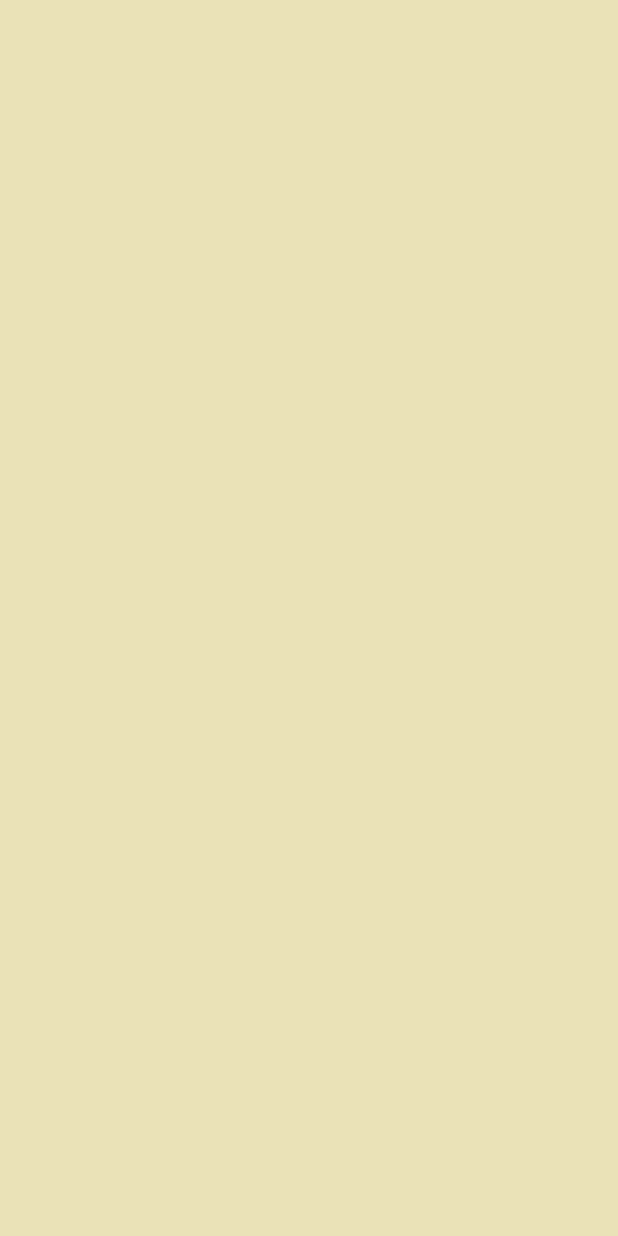
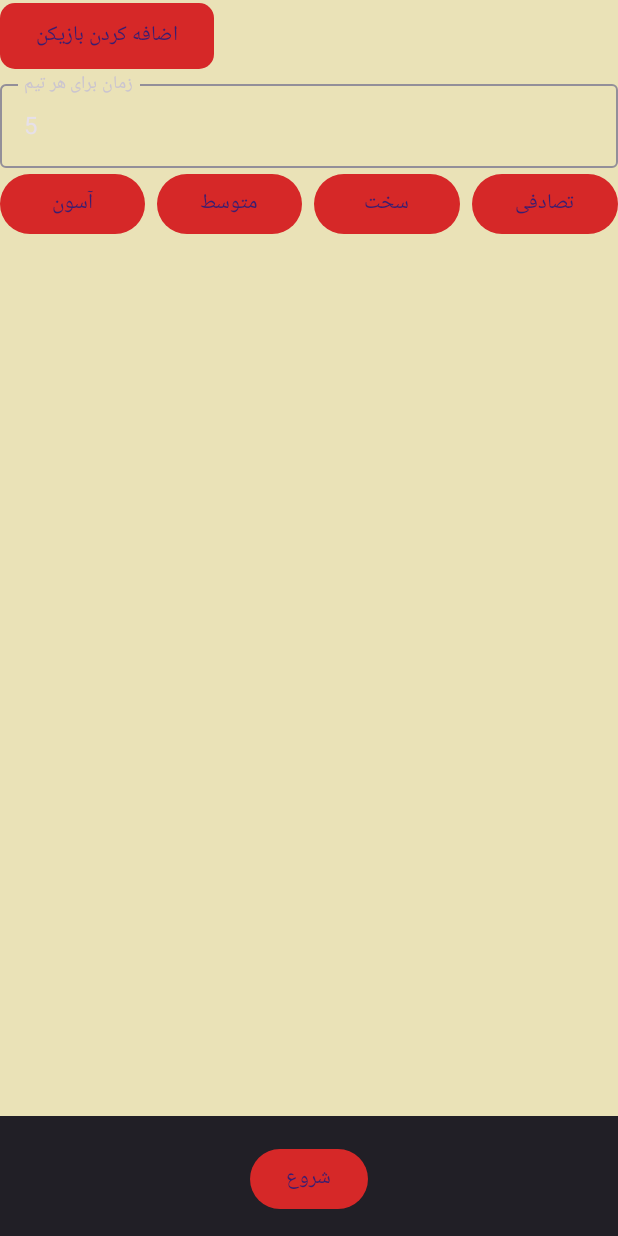
Before and after one commit to sina-ashtari/Dowr_Plus, an Android app built with Jetpack Compose: the InGameSettingsScreen screen opened through its navigation route, on a phone screen of 412 x 824 dp. Before the commit the screen is empty. Run offline under Robolectric (Android 15) with nearby library versions, the phone set to English and light mode, and no system bars.

Commit message:
Added In Game Settings

```diff
--- a/app/src/main/java/xyz/sina/dowr/in_game_settings/presentation/InGameSettings.kt
+++ b/app/src/main/java/xyz/sina/dowr/in_game_settings/presentation/InGameSettings.kt
@@ -1,33 +1,139 @@
 package xyz.sina.dowr.in_game_settings.presentation
 
+import androidx.compose.foundation.background
+import androidx.compose.foundation.layout.Arrangement
 import androidx.compose.foundation.layout.Column
 import androidx.compose.foundation.layout.Row
+import androidx.compose.foundation.layout.Spacer
 import androidx.compose.foundation.layout.fillMaxSize
 import androidx.compose.foundation.layout.fillMaxWidth
 import androidx.compose.foundation.layout.padding
+import androidx.compose.foundation.rememberScrollState
+import androidx.compose.foundation.text.KeyboardOptions
+import androidx.compose.foundation.verticalScroll
+import androidx.compose.material3.BottomAppBar
+import androidx.compose.material3.Button
+import androidx.compose.material3.OutlinedTextField
 import androidx.compose.material3.Scaffold
+import androidx.compose.material3.Text
 import androidx.compose.runtime.Composable
 import androidx.compose.ui.Modifier
+import androidx.compose.ui.graphics.Color
+import androidx.compose.ui.text.TextStyle
+import androidx.compose.ui.text.input.ImeAction
+import androidx.compose.ui.text.input.KeyboardType
+import androidx.compose.ui.text.style.TextDirection
+import androidx.compose.ui.unit.dp
+import androidx.lifecycle.viewmodel.compose.viewModel
 import androidx.navigation.NavController
+import xyz.sina.dowr.core.navigation.InGame
+import xyz.sina.dowr.core.persentation.ButtonUI
 
 @Composable
 fun InGameSettingsScreen(
-    navController: NavController
-){
-    Scaffold() { innerPadding ->
-        Column(modifier = Modifier
-            .fillMaxSize()
-            .padding(innerPadding)) {
+    navController: NavController,
+    inGameSettingViewModel: InGameSettingsViewModel = viewModel()
+) {
+
+    val colors = listOf(Color.Blue, Color.Red, Color.Green)
+
+    Scaffold(
+        bottomBar = {
+            BottomAppBar {
+                Row(
+                    modifier = Modifier.fillMaxWidth(),
+                    horizontalArrangement = Arrangement.Center
+                ) {
+                    Button(onClick = {
+                        navController.navigate(
+                            InGame(
+                                numberOfPlayer = inGameSettingViewModel.textFields.size,
+                                difficulty = inGameSettingViewModel.difficulty
+                            )
+                        )
+                    }) {
+                        Text(text = "شروع")
+                    }
+                }
+            }
+        }
+    ) { innerPadding ->
+        Column(
+            modifier = Modifier
+                .fillMaxSize()
+                .verticalScroll(rememberScrollState())
+                .padding(innerPadding)
+        ) {
             // for players to write their name and check if they want to randomise team or pick their teammates here based on their colors
             Row(modifier = Modifier.fillMaxWidth()) {
+                ButtonUI(
+                    text = "اضافه کردن بازیکن",
+                    onClick = { inGameSettingViewModel.addTextField() })
+            }
+            Column(modifier = Modifier.fillMaxWidth()) {
+                inGameSettingViewModel.textFields.forEachIndexed { index, text ->
 
+                    val colorIndex = (index / 2) % colors.size
+                    val backgroundColor = colors[colorIndex]
+                    Row(
+                        modifier = Modifier
+                            .fillMaxWidth()
+                    ) {
+                        OutlinedTextField(
+                            modifier = Modifier
+                                .background(backgroundColor)
+                                .fillMaxWidth()
+                                .padding(8.dp),
+                            singleLine = true,
+                            keyboardOptions = KeyboardOptions(imeAction = ImeAction.Next),
+                            textStyle = TextStyle(textDirection = TextDirection.Content),
+                            value = text,
+                            onValueChange = { newValue ->
+                                inGameSettingViewModel.updateTextFields(
+                                    index,
+                                    newValue
+                                )
+                            })
+                    }
+                }
             }
+
             // for words difficulty and total time per team
-            Row(modifier = Modifier.fillMaxWidth()) {
-
+            Column(modifier = Modifier.fillMaxWidth()) {
+                OutlinedTextField(
+                    modifier = Modifier.fillMaxWidth(),
+                    keyboardOptions = KeyboardOptions(keyboardType = KeyboardType.Number),
+                    value = inGameSettingViewModel.time.toString(),
+                    onValueChange = inGameSettingViewModel::changeTime,
+                    label = { Text(text = "زمان برای هر تیم") })
+                Row(modifier = Modifier.fillMaxWidth()) {
+                    Button(
+                        modifier = Modifier.weight(1f),
+                        onClick = { inGameSettingViewModel.changeDifficulty(1) }) {
+                        Text(text = "آسون")
+                    }
+                    Spacer(modifier = Modifier.padding(4.dp))
+                    Button(
+                        modifier = Modifier.weight(1f),
+                        onClick = { inGameSettingViewModel.changeDifficulty(2) }) {
+                        Text(text = "متوسط")
+                    }
+                    Spacer(modifier = Modifier.padding(4.dp))
+                    Button(
+                        modifier = Modifier.weight(1f),
+                        onClick = { inGameSettingViewModel.changeDifficulty(3) }) {
+                        Text(text = "سخت")
+                    }
+                    Spacer(modifier = Modifier.padding(4.dp))
+                    Button(
+                        modifier = Modifier.weight(1f),
+                        onClick = { inGameSettingViewModel.changeDifficulty(3) }) {
+                        Text(text = "تصادفی")
+                    }
+                }
             }
             // categories of words and players word
-            Row(modifier = Modifier.fillMaxWidth()) {
+            Column(modifier = Modifier.fillMaxWidth()) {
 
             }
         }
--- /dev/null
+++ b/app/src/main/java/xyz/sina/dowr/in_game_settings/presentation/InGameSettingsViewModel.kt
@@ -0,0 +1,38 @@
+package xyz.sina.dowr.in_game_settings.presentation
+
+import androidx.compose.runtime.getValue
+import androidx.compose.runtime.mutableIntStateOf
+import androidx.compose.runtime.mutableStateListOf
+import androidx.compose.runtime.setValue
+import androidx.lifecycle.ViewModel
+
+class InGameSettingsViewModel: ViewModel() {
+
+    val textFields = mutableStateListOf<String>()
+    var difficulty by mutableIntStateOf(1)
+        private set
+    var time by mutableIntStateOf(5)
+        private set
+
+    fun changeDifficulty(value : Int) = run { difficulty = value}
+    fun changeTime(value : String) = run {val cleanedValue = value.replace(Regex("[^\\d]"), "") ; difficulty = cleanedValue.toInt()}
+
+    fun addTextField() {
+        textFields.add("")
+        textFields.add("")
+    }
+
+    fun deleteTextFieldsPair(index: Int) {
+        if (index in 0 until textFields.size && index + 1 < textFields.size) {
+            textFields.removeAt(index + 1)
+            textFields.removeAt(index)
+        }
+    }
+
+    fun updateTextFields(index : Int , newText : String){
+        if (index in textFields.indices){
+            textFields[index] = newText
+        }
+    }
+
+}
```
